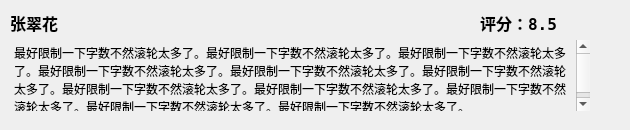
First picture: the form in GUI/CommentWidgetUI.ui, repository ljcleo/DBProj, before the edit.
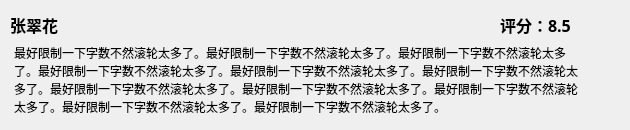
Second picture: the form after the edit.

Commit message:
finish comment upsert interface connection
finish connection between GUI and DB interface for comment upsert
recover unexpected file change due to previous commit

Patch:
```diff
--- a/GUI/CommentWidgetUI.ui
+++ b/GUI/CommentWidgetUI.ui
@@ -18,13 +18,13 @@
     <rect>
      <x>10</x>
      <y>10</y>
-     <width>80</width>
-     <height>25</height>
+     <width>480</width>
+     <height>30</height>
     </rect>
    </property>
    <property name="font">
     <font>
-     <family>Andale Mono</family>
+     <family>等线</family>
      <pointsize>12</pointsize>
      <weight>75</weight>
      <bold>true</bold>
@@ -37,15 +37,15 @@
   <widget class="QLabel" name="RateLabel">
    <property name="geometry">
     <rect>
-     <x>480</x>
+     <x>500</x>
      <y>10</y>
-     <width>110</width>
-     <height>25</height>
+     <width>80</width>
+     <height>30</height>
     </rect>
    </property>
    <property name="font">
     <font>
-     <family>Andale Mono</family>
+     <family>等线</family>
      <pointsize>12</pointsize>
      <weight>75</weight>
      <bold>true</bold>
@@ -61,7 +61,7 @@
      <x>10</x>
      <y>40</y>
      <width>580</width>
-     <height>71</height>
+     <height>80</height>
     </rect>
    </property>
    <property name="palette">
```
The commit also changes 19 other files.
